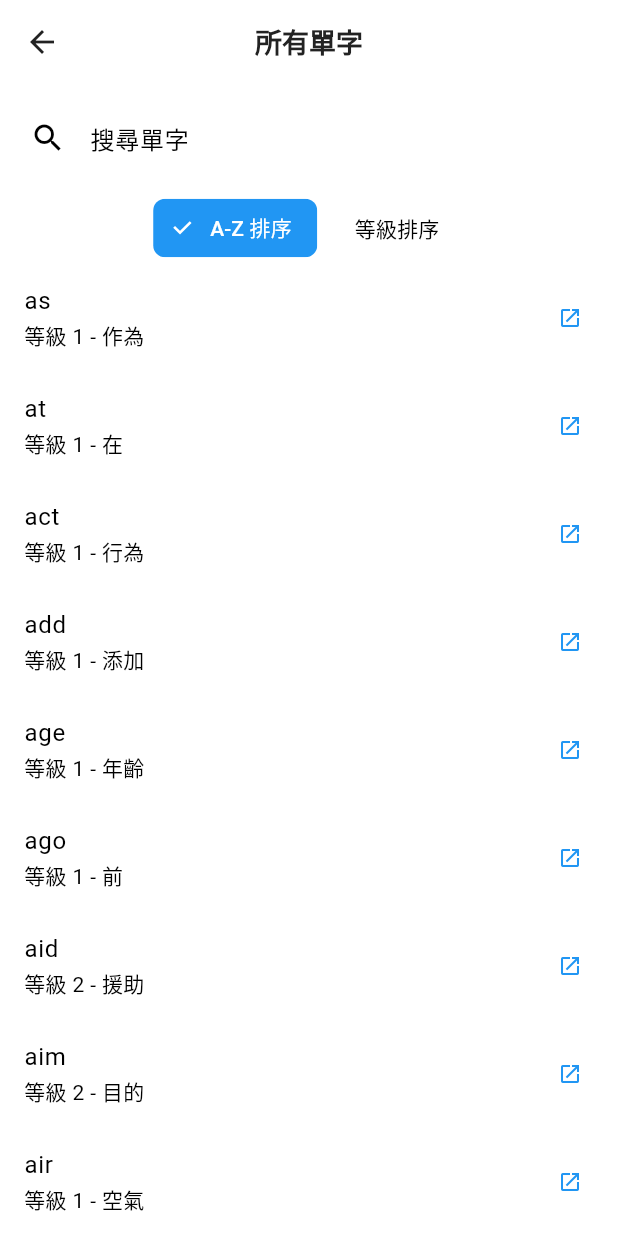
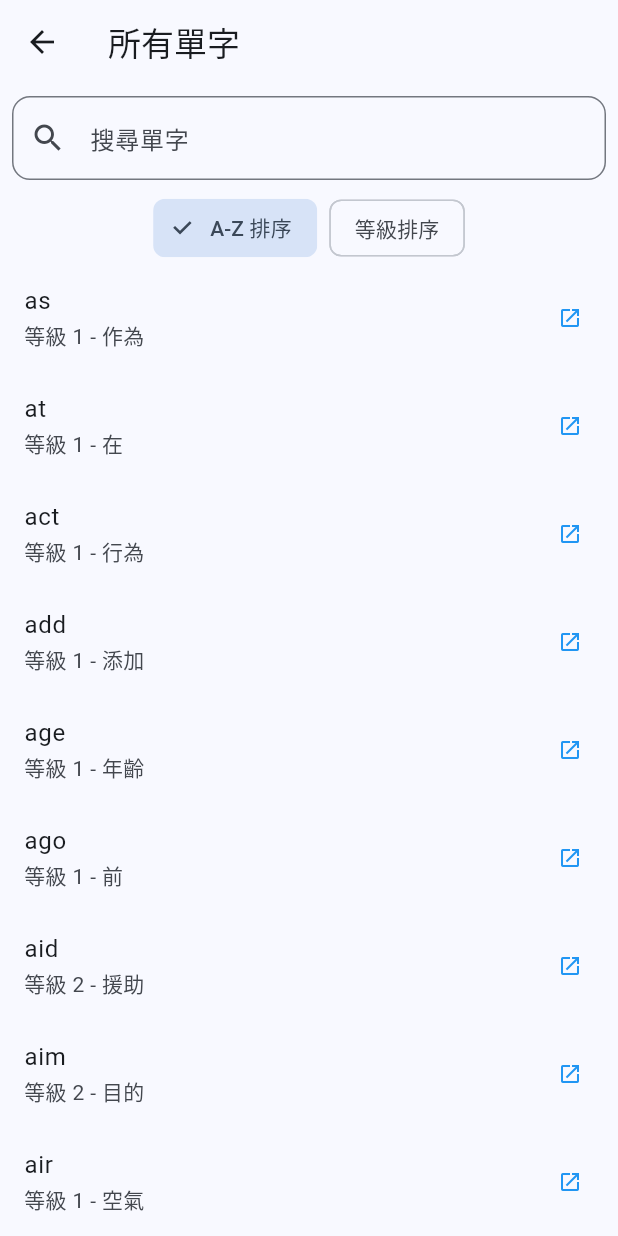
Before and after one commit to tadyzhen/englishapp, a Flutter app: the screen it shows once a user with an empty profile is signed in, after a tap on the "book" icon, on a phone screen of 412 x 824 dp. Run offline on Flutter 3.47's test engine with Material 3 defaults, Android fonts, the phone set to English and light mode, and no system bars; our stand-ins replace cloud_firestore, firebase_auth, firebase_core, flutter_tts, google_sign_in, shared_preferences and 2 more; accounts and stored records are empty; Roboto replaces fonts that are missing (SF Pro Display).

Commit message:
帳戶系統成功

```diff
--- a/lib/main.dart
+++ b/lib/main.dart
@@ -3,12 +3,11 @@ import 'dart:convert';
 import 'package:flutter/material.dart';
 import 'package:flutter/services.dart' show rootBundle, HapticFeedback;
 import 'package:shared_preferences/shared_preferences.dart';
-import 'package:url_launcher/url_launcher.dart';
-import 'package:flutter_tts/flutter_tts.dart';
-import 'package:flutter/services.dart';
-import 'package:vibration/vibration.dart';
 import 'package:firebase_core/firebase_core.dart';
 import 'package:firebase_auth/firebase_auth.dart';
+import 'package:flutter_tts/flutter_tts.dart';
+import 'package:url_launcher/url_launcher.dart';
+import 'package:vibration/vibration.dart';
 import 'firebase_options.dart';
 import 'dictionary_webview.dart';
 import 'screens/login_screen.dart';
@@ -119,73 +118,104 @@ class SettingsProvider extends InheritedNotifier<AppSettings> {
 void main() async {
   WidgetsFlutterBinding.ensureInitialized();
 
-  // Initialize Firebase
+  // Initialize Firebase first
   try {
     await Firebase.initializeApp(
       options: DefaultFirebaseOptions.currentPlatform,
     );
-    print('Firebase initialized successfully');
+    debugPrint('Firebase initialized successfully');
   } catch (e) {
-    print('Error initializing Firebase: $e');
-  }
-
-  final settings = await AppSettings.load();
-  runApp(SettingsProvider(notifier: settings, child: const EnglishApp()));
+    debugPrint('Error initializing Firebase: $e');
+  }
+
+  // Start the app after Firebase is ready
+  runApp(const EnglishApp());
 }
 
-class EnglishApp extends StatelessWidget {
+class EnglishApp extends StatefulWidget {
   const EnglishApp({super.key});
 
   @override
+  State<EnglishApp> createState() => _EnglishAppState();
+}
+
+class _EnglishAppState extends State<EnglishApp> {
+  AppSettings? _settings;
+  bool _isLoadingSettings = true;
+
+  @override
+  void initState() {
+    super.initState();
+    _loadSettings();
+  }
+
+  Future<void> _loadSettings() async {
+    try {
+      final settings = await AppSettings.load();
+      if (mounted) {
+        setState(() {
+          _settings = settings;
+          _isLoadingSettings = false;
+        });
+      }
+    } catch (e) {
+      debugPrint('Error loading settings: $e');
+      // Use default settings if loading fails
+      if (mounted) {
+        setState(() {
+          _settings = AppSettings(themeMode: ThemeMode.system);
+          _isLoadingSettings = false;
+        });
+      }
+    }
+  }
+
+  @override
   Widget build(BuildContext context) {
-    final settings = SettingsProvider.of(context);
-
-    return AnimatedBuilder(
-      animation: settings,
-      builder: (context, _) {
-        return MaterialApp(
-          debugShowCheckedModeBanner: false,
-          title: '英文學習助手',
-          theme: ThemeData(
-            fontFamily: 'SF Pro Display',
-            scaffoldBackgroundColor: Colors.white,
-            colorScheme: ColorScheme.fromSwatch().copyWith(
-              primary: const Color(0xFF007AFF),
-              secondary: const Color(0xFF007AFF),
+    // Show a simple loading screen while settings are loading
+    if (_isLoadingSettings || _settings == null) {
+      return MaterialApp(
+        title: 'English Learning App',
+        debugShowCheckedModeBanner: false,
+        home: const Scaffold(
+          body: Center(
+            child: Column(
+              mainAxisAlignment: MainAxisAlignment.center,
+              children: [
+                CircularProgressIndicator(),
+                SizedBox(height: 16),
+                Text('Loading...', style: TextStyle(fontSize: 16)),
+              ],
             ),
-            appBarTheme: const AppBarTheme(
-              backgroundColor: Colors.white,
-              elevation: 0,
-              centerTitle: true,
-              iconTheme: IconThemeData(color: Color(0xFF222222)),
-              titleTextStyle: TextStyle(
-                color: Color(0xFF222222),
-                fontSize: 18,
-                fontWeight: FontWeight.w600,
+          ),
+        ),
+      );
+    }
+
+    return SettingsProvider(
+      notifier: _settings!,
+      child: AnimatedBuilder(
+        animation: _settings!,
+        builder: (context, child) {
+          return MaterialApp(
+            title: 'English Learning App',
+            debugShowCheckedModeBanner: false,
+            theme: ThemeData(
+              colorScheme: ColorScheme.fromSeed(seedColor: Colors.blue),
+              useMaterial3: true,
+            ),
+            darkTheme: ThemeData(
+              colorScheme: ColorScheme.fromSeed(
+                seedColor: Colors.blue,
+                brightness: Brightness.dark,
               ),
+              useMaterial3: true,
             ),
-            primarySwatch: Colors.blue,
-            visualDensity: VisualDensity.adaptivePlatformDensity,
-          ),
-          darkTheme: ThemeData.dark().copyWith(
-            appBarTheme: const AppBarTheme(
-              backgroundColor: Color(0xFF121212),
-              elevation: 0,
-              centerTitle: true,
-              iconTheme: IconThemeData(color: Colors.white),
-              titleTextStyle: TextStyle(
-                color: Colors.white,
-                fontSize: 18,
-                fontWeight: FontWeight.w600,
-              ),
-            ),
-            primaryColor: const Color(0xFF1E88E5),
-            visualDensity: VisualDensity.adaptivePlatformDensity,
-          ),
-          themeMode: settings.themeMode,
-          home: const AuthWrapper(),
-        );
-      },
+            themeMode: _settings!.themeMode,
+            home: const AuthWrapper(),
+          );
+        },
+      ),
     );
   }
 }
@@ -230,10 +260,12 @@ class _AuthWrapperState extends State<AuthWrapper> {
   }
 
   void _refreshAuthState() {
-    setState(() {
-      _isLoading = true;
-    });
-    _checkAuthState();
+    // Force a rebuild to check current auth state
+    if (mounted) {
+      setState(() {
+        _isLoading = false; // Don't show loading, just refresh
+      });
+    }
   }
 
   @override
@@ -267,6 +299,23 @@ class _AuthWrapperState extends State<AuthWrapper> {
         // User is authenticated
         if (snapshot.hasData && snapshot.data != null) {
           return const MainNavigation();
+        }
+
+        // Check if we have a valid login method but user is null (edge case)
+        if (_loginMethod == 'google' || _loginMethod == 'email') {
+          // Give Firebase a moment to update auth state
+          return const Scaffold(
+            body: Center(
+              child: Column(
+                mainAxisAlignment: MainAxisAlignment.center,
+                children: [
+                  CircularProgressIndicator(),
+                  SizedBox(height: 16),
+                  Text('正在登入...'),
+                ],
+              ),
+            ),
+          );
         }
 
         // User is not authenticated - show login screen
--- a/lib/screens/login_screen.dart
+++ b/lib/screens/login_screen.dart
@@ -133,12 +133,15 @@ class _LoginScreenState extends State<LoginScreen> {
         await prefs.setString('login_method', 'google');
 
         if (mounted) {
+          debugPrint('Google login successful. User: ${user.email}, isNewUser: $isNewUser');
+
           if (isNewUser) {
             // Show welcome message for new users
             ScaffoldMessenger.of(context).showSnackBar(
               const SnackBar(
                 content: Text('註冊成功！歡迎使用英文學習助手'),
                 duration: Duration(seconds: 2),
+                backgroundColor: Colors.green,
               ),
             );
           } else {
@@ -147,10 +150,12 @@ class _LoginScreenState extends State<LoginScreen> {
               const SnackBar(
                 content: Text('登入成功！'),
                 duration: Duration(seconds: 1),
+                backgroundColor: Colors.green,
               ),
             );
           }
 
+          debugPrint('Calling onLoginSuccess callback');
           // Navigate immediately after showing message
           widget.onLoginSuccess();
         }
```
